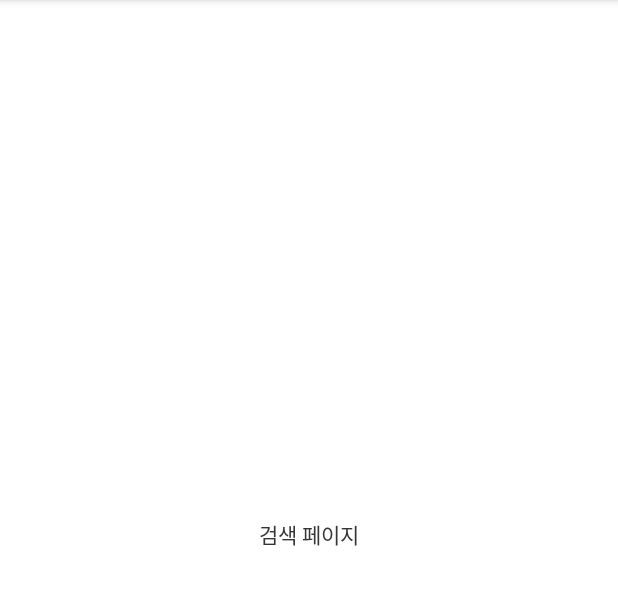
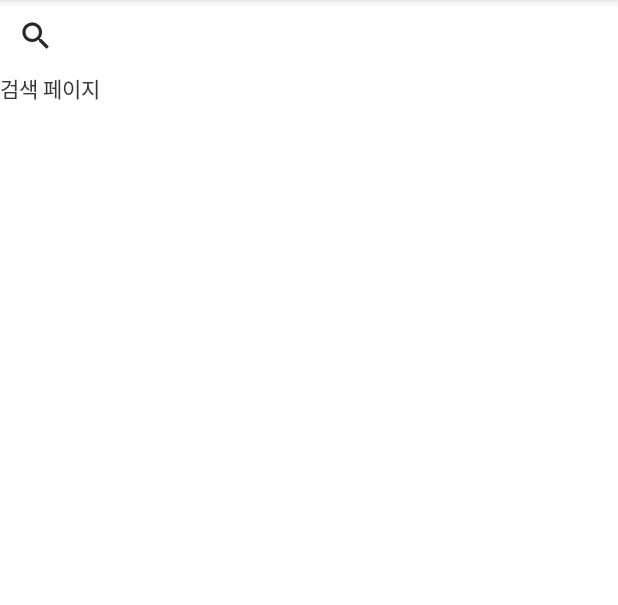
Before and after one commit to wowthing/android_ttubeok, an Android app: the fragment BottomFragment2 placed in its activity, item 2 of the bottom bar chosen, on a phone screen of 412 x 824 dp, the part 84-689 px from its top. Run offline under Robolectric (Android 15) with nearby library versions, the phone set to English and light mode, and no system bars.

Commit message:
기본 UI 설계

```diff
--- a/app/src/main/res/layout/fragment_bottom2.xml
+++ b/app/src/main/res/layout/fragment_bottom2.xml
@@ -4,14 +4,17 @@
     xmlns:tools="http://schemas.android.com/tools"
     android:layout_width="match_parent"
     android:layout_height="match_parent"
-    android:gravity="center"
     android:orientation="vertical">
+
+
+    <SearchView
+        android:layout_width="match_parent"
+        android:layout_height="wrap_content" />
 
     <TextView
         android:layout_width="wrap_content"
         android:layout_height="wrap_content"
-        android:text="검색 페이지"/>
-
+        android:text="검색 페이지" />
 
 
 </LinearLayout>
```
